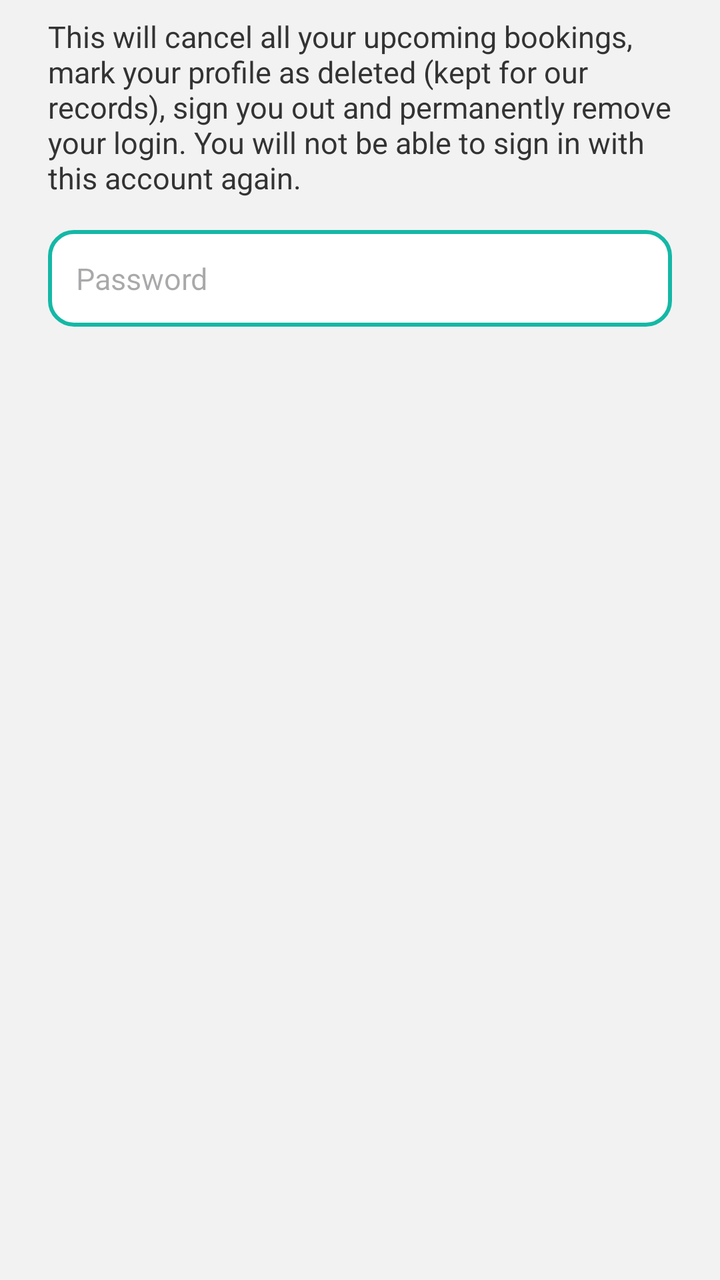
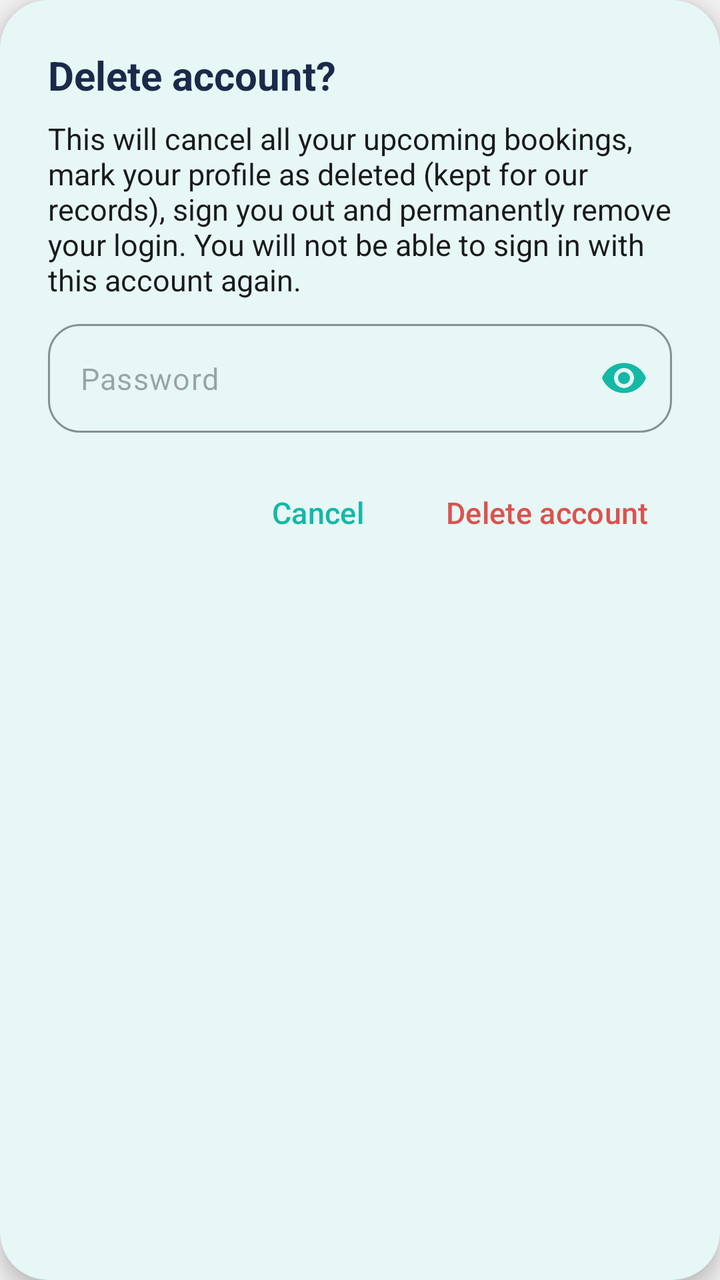

The first picture is an Android layout as it rendered before a commit; the second is the same layout after the commit. The layout source and the unified diff follow.
<!-- AndroidManifest.xml: application theme Theme.HairGo -->
<!-- res/layout/dialog_delete_account.xml -->
<?xml version="1.0" encoding="utf-8"?>
<LinearLayout
    xmlns:android="http://schemas.android.com/apk/res/android"
    android:layout_width="match_parent"
    android:layout_height="wrap_content"
    android:orientation="vertical"
    android:paddingStart="24dp"
    android:paddingTop="8dp"
    android:paddingEnd="24dp"
    android:paddingBottom="8dp">

    <TextView
        android:id="@+id/tvDeleteAccountMessage"
        android:layout_width="match_parent"
        android:layout_height="wrap_content"
        android:text="@string/delete_account_message"
        android:textColor="@color/grey_dark"
        android:textSize="15sp" />

    <EditText
        android:id="@+id/etDeletePassword"
        android:layout_width="match_parent"
        android:layout_height="wrap_content"
        android:layout_marginTop="16dp"
        android:background="@drawable/bg_input_rounded"
        android:hint="@string/hint_password"
        android:importantForAutofill="no"
        android:inputType="textPassword"
        android:padding="14dp"
        android:textColor="@color/grey_dark"
        android:textSize="15sp" />
</LinearLayout>
<!-- resources referenced by this layout -->
<resources>
  <color name="grey_dark">#333333</color>
  <!-- drawable bg_input_rounded (drawable) -->
  <?xml version="1.0" encoding="utf-8"?>
  <shape xmlns:android="http://schemas.android.com/apk/res/android"
      android:shape="rectangle">
      <solid android:color="@color/surface" />
      <stroke
          android:width="2dp"
          android:color="@color/teal" />
      <corners android:radius="12dp" />
  </shape>
  <string name="delete_account_message">This will cancel all your upcoming bookings, mark your profile as deleted (kept for our records), sign you out and permanently remove your login. You will not be able to sign in with this account again.</string>
  <string name="hint_password">Password</string>
  <style name="Theme.HairGo" parent="Base.Theme.HairGo">
          <item name="snackbarStyle">@style/Widget.HairGo.Snackbar</item>
      </style>
  <color name="surface">#FFFFFF</color>
  <color name="teal">#14B8A6</color>
  <style name="Base.Theme.HairGo" parent="Theme.Material3.DayNight.NoActionBar">
          <item name="colorPrimary">@color/teal</item>
          <item name="colorOnPrimary">@color/white</item>
          <item name="colorSurface">@color/surface</item>
          <item name="colorOnSurface">@color/text_primary</item>
          <item name="colorSurfaceVariant">@color/grey_light</item>
          <item name="colorOnSurfaceVariant">@color/text_primary</item>
          <item name="colorOutline">@color/grey_border</item>
          <item name="android:colorBackground">@color/grey_light</item>
      </style>
  <style name="Widget.HairGo.Snackbar" parent="Widget.Material3.Snackbar">
          <item name="backgroundTint">@color/navy</item>
          <item name="android:textColor">@color/white</item>
          <item name="shapeAppearanceOverlay">@style/ShapeAppearanceOverlay.HairGo_Snackbar</item>
      </style>
  <color name="white">#FFFFFF</color>
  <color name="text_primary">#1A1A1A</color>
  <color name="grey_light">#F2F2F2</color>
  <color name="grey_border">#E0E0E0</color>
  <color name="navy">#1B2A4A</color>
  <style name="ShapeAppearanceOverlay.HairGo_Snackbar" parent="">
          <item name="cornerFamily">rounded</item>
          <item name="cornerSize">16dp</item>
      </style>
</resources>

<!-- the commit's change to res/layout/dialog_delete_account.xml (unified diff, before → after) -->
@@ -1,32 +1,98 @@
 <?xml version="1.0" encoding="utf-8"?>
-<LinearLayout
+<com.google.android.material.card.MaterialCardView
     xmlns:android="http://schemas.android.com/apk/res/android"
+    xmlns:app="http://schemas.android.com/apk/res-auto"
     android:layout_width="match_parent"
     android:layout_height="wrap_content"
-    android:orientation="vertical"
-    android:paddingStart="24dp"
-    android:paddingTop="8dp"
-    android:paddingEnd="24dp"
-    android:paddingBottom="8dp">
+    android:layout_marginStart="20dp"
+    android:layout_marginEnd="20dp"
+    app:cardBackgroundColor="@color/surface"
+    app:cardCornerRadius="24dp"
+    app:cardElevation="6dp"
+    app:strokeWidth="0dp">
 
-    <TextView
-        android:id="@+id/tvDeleteAccountMessage"
+    <LinearLayout
         android:layout_width="match_parent"
         android:layout_height="wrap_content"
-        android:text="@string/delete_account_message"
-        android:textColor="@color/grey_dark"
-        android:textSize="15sp" />
+        android:minWidth="280dp"
+        android:orientation="vertical"
+        android:paddingStart="24dp"
+        android:paddingTop="24dp"
+        android:paddingEnd="24dp"
+        android:paddingBottom="16dp">
 
-    <EditText
-        android:id="@+id/etDeletePassword"
-        android:layout_width="match_parent"
-        android:layout_height="wrap_content"
-        android:layout_marginTop="16dp"
-        android:background="@drawable/bg_input_rounded"
-        android:hint="@string/hint_password"
-        android:importantForAutofill="no"
-        android:inputType="textPassword"
-        android:padding="14dp"
-        android:textColor="@color/grey_dark"
-        android:textSize="15sp" />
-</LinearLayout>
+        <TextView
+            android:id="@+id/tvDeleteAccountTitle"
+            android:layout_width="match_parent"
+            android:layout_height="wrap_content"
+            android:layout_marginBottom="8dp"
+            android:text="@string/delete_account_title"
+            android:textColor="@color/navy"
+            android:textSize="20sp"
+            android:textStyle="bold" />
+
+        <TextView
+            android:id="@+id/tvDeleteAccountMessage"
+            android:layout_width="match_parent"
+            android:layout_height="wrap_content"
+            android:text="@string/delete_account_message"
+            android:textColor="@color/text_primary"
+            android:textSize="15sp" />
+
+        <com.google.android.material.textfield.TextInputLayout
+            android:id="@+id/tilDeletePassword"
+            style="@style/Widget.Material3.TextInputLayout.OutlinedBox"
+            android:layout_width="match_parent"
+            android:layout_height="wrap_content"
+            android:layout_marginTop="12dp"
+            android:layout_marginBottom="16dp"
+            app:boxCornerRadiusBottomEnd="16dp"
+            app:boxCornerRadiusBottomStart="16dp"
+            app:boxCornerRadiusTopEnd="16dp"
+            app:boxCornerRadiusTopStart="16dp"
+            app:boxStrokeColor="@color/teal"
+            app:endIconMode="password_toggle"
+            app:endIconTint="@color/teal"
+            app:hintEnabled="false">
+
+            <com.google.android.material.textfield.TextInputEditText
+                android:id="@+id/etDeletePassword"
+                android:layout_width="match_parent"
+                android:layout_height="wrap_content"
+                android:hint="@string/hint_password"
+                android:importantForAutofill="no"
+                android:inputType="textPassword"
+                android:textColor="@color/text_primary"
+                android:textSize="15sp" />
+        </com.google.android.material.textfield.TextInputLayout>
+
+        <LinearLayout
+            android:layout_width="match_parent"
+            android:layout_height="wrap_content"
+            android:gravity="end"
+            android:orientation="horizontal">
+
+            <com.google.android.material.button.MaterialButton
+                android:id="@+id/btnDeleteCancel"
+                style="@style/Widget.Material3.Button.TextButton"
+                android:layout_width="wrap_content"
+                android:layout_height="wrap_content"
+                android:text="@string/cancel"
+                android:textAllCaps="false"
+                android:textColor="@color/teal"
+                android:textSize="15sp" />
+
+            <com.google.android.material.button.MaterialButton
+                android:id="@+id/btnDeleteConfirm"
+                style="@style/Widget.Material3.Button.TextButton"
+                android:layout_width="wrap_content"
+                android:layout_height="wrap_content"
+                android:layout_marginStart="8dp"
+                android:text="@string/btn_delete_account"
+                android:textAllCaps="false"
+                android:textColor="@color/error"
+                android:textSize="15sp" />
+        </LinearLayout>
+
+    </LinearLayout>
+</com.google.android.material.card.MaterialCardView>
<!-- resource entries referenced after the edit -->
@@ -1,17 +1,8 @@
 <!-- resources referenced by this layout -->
 <resources>
-  <color name="grey_dark">#333333</color>
-  <!-- drawable bg_input_rounded (drawable) -->
-  <?xml version="1.0" encoding="utf-8"?>
-  <shape xmlns:android="http://schemas.android.com/apk/res/android"
-      android:shape="rectangle">
-      <solid android:color="@color/surface" />
-      <stroke
-          android:width="2dp"
-          android:color="@color/teal" />
-      <corners android:radius="12dp" />
-  </shape>
+  <color name="error">#D9534F</color>
   <string name="delete_account_message">This will cancel all your upcoming bookings, mark your profile as deleted (kept for our records), sign you out and permanently remove your login. You will not be able to sign in with this account again.</string>
+  <string name="delete_account_title">Delete account?</string>
   <string name="hint_password">Password</string>
   <style name="Theme.HairGo" parent="Base.Theme.HairGo">
           <item name="snackbarStyle">@style/Widget.HairGo.Snackbar</item>
@@ -35,6 +26,8 @@
       </style>
   <color name="white">#FFFFFF</color>
   <color name="text_primary">#1A1A1A</color>
+  <string name="btn_delete_account">Delete account</string>
+  <string name="cancel">Cancel</string>
   <color name="grey_light">#F2F2F2</color>
   <color name="grey_border">#E0E0E0</color>
   <color name="navy">#1B2A4A</color>
